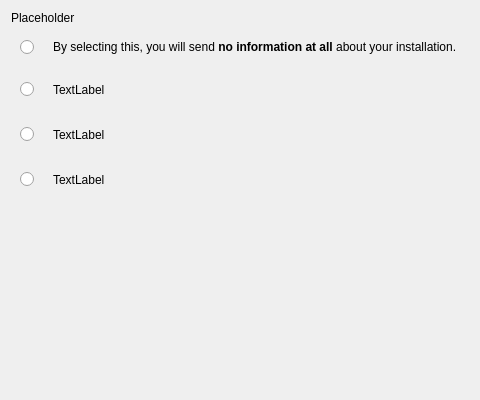
Qt form src/modules/tracking/page_trackingstep.ui (calamares/calamares) before a commit; both pictures show x 0 to 480 and y 0 to 400 of the 799 by 400 pixel window.
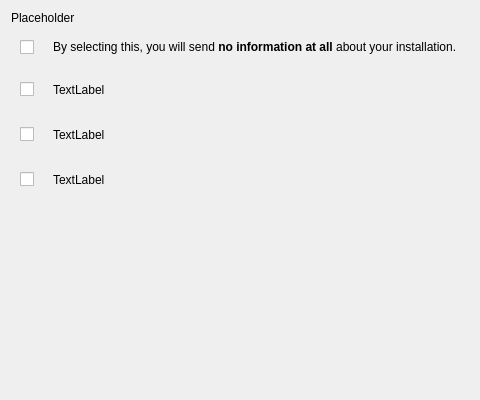
The same form after that commit. Icons and pictures are not drawn.

Commit message:
[tracking] Switch out Radio for CheckBox
- The Radio's are replaced by CheckBoxes and some logic, so
  that different tracking styles can be enabled independently.
  None of the settings end up in the Config yet, though.

What changed in the file:
```diff
--- a/src/modules/tracking/page_trackingstep.ui
+++ b/src/modules/tracking/page_trackingstep.ui
@@ -32,7 +32,7 @@
     <widget class="QWidget" name="noneGroup" native="true">
      <layout class="QHBoxLayout" name="noneLayout">
       <item>
-       <widget class="QRadioButton" name="noneRadio">
+       <widget class="QCheckBox" name="noneCheckBox">
         <property name="text">
          <string/>
         </property>
@@ -83,7 +83,7 @@
     <widget class="QWidget" name="installGroup" native="true">
      <layout class="QHBoxLayout" name="installLayout">
       <item>
-       <widget class="QRadioButton" name="installRadio">
+       <widget class="QCheckBox" name="installCheckBox">
         <property name="text">
          <string/>
         </property>
@@ -145,7 +145,7 @@
     <widget class="QWidget" name="machineGroup" native="true">
      <layout class="QHBoxLayout" name="machineLayout">
       <item>
-       <widget class="QRadioButton" name="machineRadio">
+       <widget class="QCheckBox" name="machineCheckBox">
         <property name="text">
          <string/>
         </property>
@@ -207,7 +207,7 @@
     <widget class="QWidget" name="userGroup" native="true">
      <layout class="QHBoxLayout" name="userLayout">
       <item>
-       <widget class="QRadioButton" name="userRadio">
+       <widget class="QCheckBox" name="userCheckBox">
         <property name="text">
          <string/>
         </property>
```
The commit also changes 2 other files.
